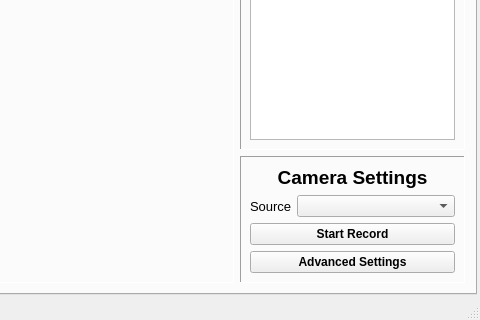
Qt form app2.ui (grandonblake/littereye) before a commit; both pictures show x 886 to 1366 and y 448 to 768 of the 1366 by 768 pixel window.
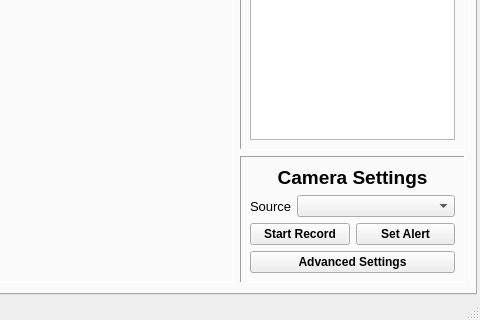
The same form after that commit.

Commit message: tried adding set alert feature

Diff of the .ui file:
```diff
--- a/app2.ui
+++ b/app2.ui
@@ -284,11 +284,25 @@
                  </layout>
                 </item>
                 <item>
+                 <layout class="QHBoxLayout" name="horizontalLayout_5">
+                  <property name="topMargin">
+                   <number>0</number>
+                  </property>
+                  <item>
                  <widget class="QPushButton" name="StartRecordButton">
                   <property name="text">
                    <string>Start Record</string>
                   </property>
                  </widget>
+                  </item>
+                  <item>
+                   <widget class="QPushButton" name="SetAlertButton">
+                    <property name="text">
+                     <string>Set Alert</string>
+                    </property>
+                   </widget>
+                  </item>
+                 </layout>
                 </item>
                 <item>
                  <widget class="QPushButton" name="advancedSettingsButton">
```
Lines whose indentation alone changed are shown as unchanged. The commit also changes 5 other files.
